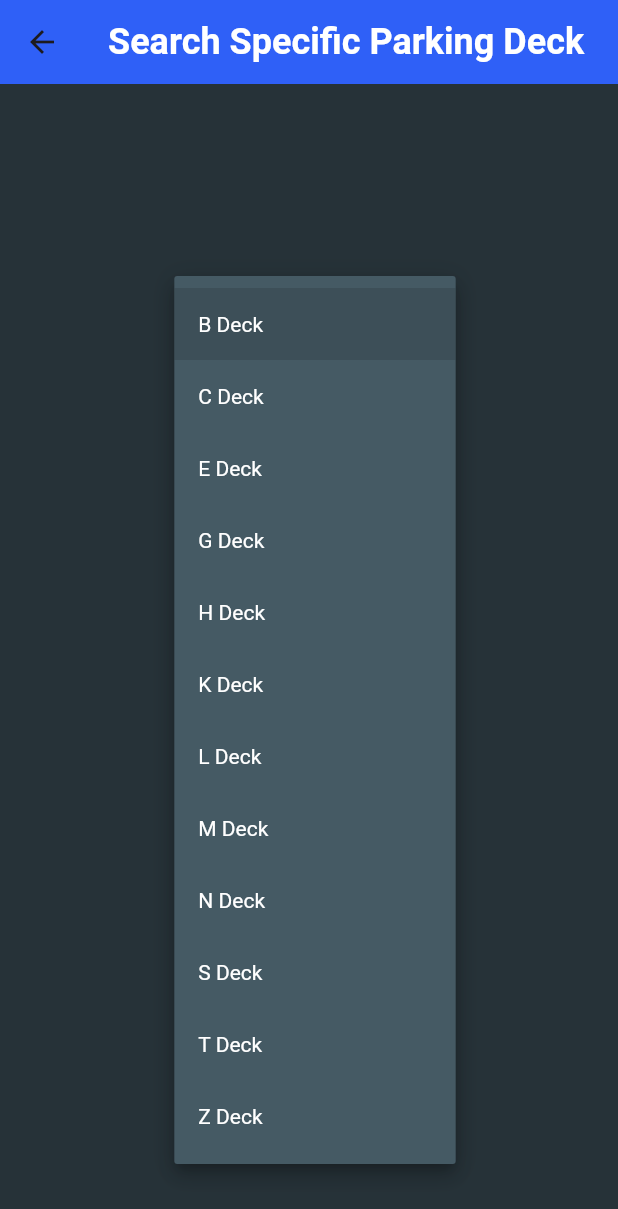
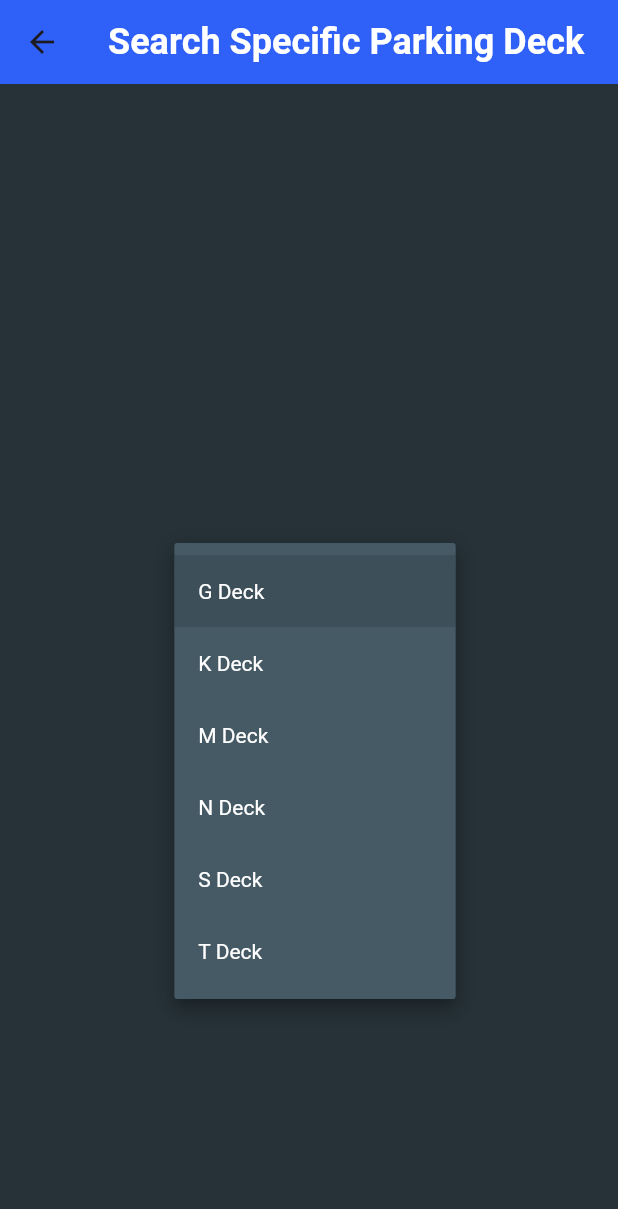
Before and after one commit to KrishnaDOS/ParkNet_Digital, a Flutter app: the SpecificParkingDeckScreen screen opened by its route, after a tap on "Select Parking Deck", on a phone screen of 412 x 824 dp. Shown: the top 1209 px of the screen. Run offline on Flutter 3.47's test engine with Material 3 defaults, Android fonts, the phone set to English and light mode, and no system bars; our stand-ins replace cloud_firestore, firebase_auth, firebase_core, flutter_map, geocoding, geolocator and 3 more; accounts and stored records are empty.

Commit message:
Removed unnecessary decks

```diff
--- a/parkgsu/lib/specific_parking_deck.dart
+++ b/parkgsu/lib/specific_parking_deck.dart
@@ -71,18 +71,12 @@ class _SpecificParkingDeckScreenState extends State<SpecificParkingDeckScreen> {
   }
 
   final List<String> PDecks = [
-    'B Deck',
-    'C Deck',
-    'E Deck',
     'G Deck',
-    'H Deck',
     'K Deck',
-    'L Deck',
     'M Deck',
     'N Deck',
     'S Deck',
     'T Deck',
-    'Z Deck'
   ];
 
   @override
```
